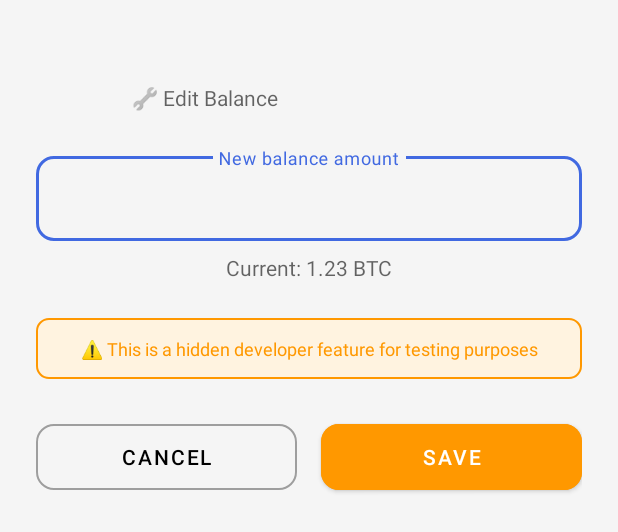
After one commit to unicitynetwork/android-wallet, an Android app: the layout dialog_edit_balance.xml on its own in the app's theme, with its tools: preview values and no code run, on a phone screen of 412 x 824 dp. The commit adds this screen. Shown: the top 532 px of the screen. Run offline under Robolectric (Android 15) with nearby library versions, the light colour scheme and no system bars.

Commit message:
edit balance

```diff
--- /dev/null
+++ b/app/src/main/res/drawable/warning_background.xml
@@ -0,0 +1,9 @@
+<?xml version="1.0" encoding="utf-8"?>
+<shape xmlns:android="http://schemas.android.com/apk/res/android"
+    android:shape="rectangle">
+    <solid android:color="#FFF3E0" />
+    <stroke
+        android:width="1dp"
+        android:color="@color/warning" />
+    <corners android:radius="8dp" />
+</shape>
--- /dev/null
+++ b/app/src/main/res/layout/dialog_edit_balance.xml
@@ -0,0 +1,127 @@
+<?xml version="1.0" encoding="utf-8"?>
+<LinearLayout xmlns:android="http://schemas.android.com/apk/res/android"
+    xmlns:app="http://schemas.android.com/apk/res-auto"
+    android:layout_width="match_parent"
+    android:layout_height="wrap_content"
+    android:orientation="vertical"
+    android:padding="24dp">
+
+    <!-- Header with icon and currency info -->
+    <LinearLayout
+        android:layout_width="match_parent"
+        android:layout_height="wrap_content"
+        android:orientation="horizontal"
+        android:gravity="center_vertical"
+        android:layout_marginBottom="24dp">
+
+        <ImageView
+            android:id="@+id/cryptoIcon"
+            android:layout_width="48dp"
+            android:layout_height="48dp"
+            android:layout_marginEnd="16dp" />
+
+        <LinearLayout
+            android:layout_width="0dp"
+            android:layout_height="wrap_content"
+            android:layout_weight="1"
+            android:orientation="vertical">
+
+            <TextView
+                android:id="@+id/cryptoName"
+                android:layout_width="wrap_content"
+                android:layout_height="wrap_content"
+                android:textSize="20sp"
+                android:textStyle="bold"
+                android:textColor="?android:attr/textColorPrimary" />
+
+            <TextView
+                android:layout_width="wrap_content"
+                android:layout_height="wrap_content"
+                android:text="🔧 Edit Balance"
+                android:textSize="14sp"
+                android:textColor="?android:attr/textColorSecondary"
+                android:layout_marginTop="4dp" />
+
+        </LinearLayout>
+
+    </LinearLayout>
+
+    <!-- Balance input section -->
+    <com.google.android.material.textfield.TextInputLayout
+        android:id="@+id/balanceInputLayout"
+        android:layout_width="match_parent"
+        android:layout_height="wrap_content"
+        android:hint="New balance amount"
+        style="@style/Widget.MaterialComponents.TextInputLayout.OutlinedBox"
+        app:boxCornerRadiusTopStart="12dp"
+        app:boxCornerRadiusTopEnd="12dp"
+        app:boxCornerRadiusBottomStart="12dp"
+        app:boxCornerRadiusBottomEnd="12dp"
+        app:boxStrokeColor="@color/primary_blue"
+        app:hintTextColor="@color/primary_blue"
+        android:layout_marginBottom="8dp">
+
+        <com.google.android.material.textfield.TextInputEditText
+            android:id="@+id/balanceInput"
+            android:layout_width="match_parent"
+            android:layout_height="wrap_content"
+            android:inputType="numberDecimal"
+            android:textSize="18sp"
+            android:gravity="center"
+            android:padding="16dp" />
+
+    </com.google.android.material.textfield.TextInputLayout>
+
+    <!-- Current balance info -->
+    <TextView
+        android:id="@+id/currentBalance"
+        android:layout_width="match_parent"
+        android:layout_height="wrap_content"
+        android:text="Current: 1.23 BTC"
+        android:textSize="14sp"
+        android:textColor="?android:attr/textColorSecondary"
+        android:gravity="center"
+        android:layout_marginBottom="24dp" />
+
+    <!-- Warning message -->
+    <TextView
+        android:layout_width="match_parent"
+        android:layout_height="wrap_content"
+        android:text="⚠️ This is a hidden developer feature for testing purposes"
+        android:textSize="12sp"
+        android:textColor="@color/warning"
+        android:gravity="center"
+        android:layout_marginBottom="24dp"
+        android:background="@drawable/warning_background"
+        android:padding="12dp" />
+
+    <!-- Action buttons -->
+    <LinearLayout
+        android:layout_width="match_parent"
+        android:layout_height="wrap_content"
+        android:orientation="horizontal">
+
+        <com.google.android.material.button.MaterialButton
+            android:id="@+id/btnCancel"
+            android:layout_width="0dp"
+            android:layout_height="56dp"
+            android:layout_weight="1"
+            android:text="Cancel"
+            android:layout_marginEnd="8dp"
+            style="@style/Widget.MaterialComponents.Button.OutlinedButton"
+            app:cornerRadius="12dp"
+            app:strokeColor="@color/text_tertiary" />
+
+        <com.google.android.material.button.MaterialButton
+            android:id="@+id/btnSave"
+            android:layout_width="0dp"
+            android:layout_height="56dp"
+            android:layout_weight="1"
+            android:text="Save"
+            android:layout_marginStart="8dp"
+            android:backgroundTint="@color/warning"
+            app:cornerRadius="12dp" />
+
+    </LinearLayout>
+
+</LinearLayout>
```
Also changed, not shown: app/src/main/java/com/unicity/nfcwalletdemo/ui/wallet/CryptoAdapter.kt (+38 -3 lines), app/src/main/java/com/unicity/nfcwalletdemo/ui/wallet/MainActivity.kt (+49 -1 lines).
